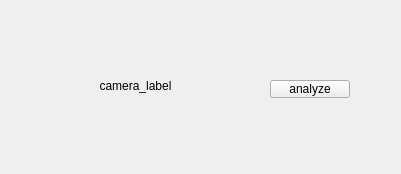
Above: hand_app/camera.ui from Mathunder/tse_hand_project before the change. Below: the same form after it.
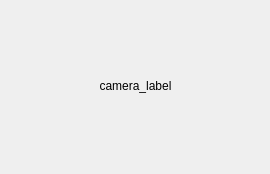
That is the form after the change.

The edit to the form file:
```diff
--- a/hand_app/camera.ui
+++ b/hand_app/camera.ui
@@ -6,7 +6,7 @@
    <rect>
     <x>0</x>
     <y>0</y>
-    <width>401</width>
+    <width>270</width>
     <height>174</height>
    </rect>
   </property>
@@ -29,19 +29,6 @@
     <set>Qt::AlignCenter</set>
    </property>
   </widget>
-  <widget class="QPushButton" name="analyze_button">
-   <property name="geometry">
-    <rect>
-     <x>270</x>
-     <y>80</y>
-     <width>80</width>
-     <height>18</height>
-    </rect>
-   </property>
-   <property name="text">
-    <string>analyze</string>
-   </property>
-  </widget>
  </widget>
  <resources/>
  <connections/>
```
